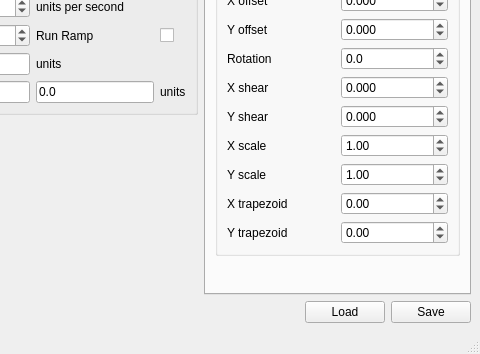
This is src/calibrate/ui_mainwindow.ui in PeachyPrinter/peachytoolchain as Qt 5 draws it before an edit; both pictures show x 182 to 662 and y 369 to 723 of the 662 by 723 pixel window. The edited form follows.
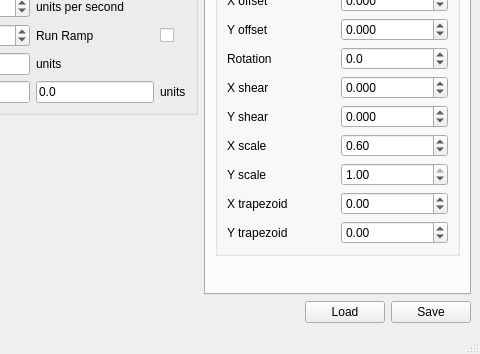
This is the edited form.

```diff
--- a/src/calibrate/ui_mainwindow.ui
+++ b/src/calibrate/ui_mainwindow.ui
@@ -622,13 +622,13 @@
                   <double>0.010000000000000</double>
                  </property>
                  <property name="maximum">
-                  <double>100.000000000000000</double>
+                  <double>1.000000000000000</double>
                  </property>
                  <property name="singleStep">
                   <double>0.010000000000000</double>
                  </property>
                  <property name="value">
-                  <double>1.000000000000000</double>
+                  <double>0.600000000000000</double>
                  </property>
                 </widget>
                </item>
@@ -645,7 +645,7 @@
                   <double>0.010000000000000</double>
                  </property>
                  <property name="maximum">
-                  <double>100.000000000000000</double>
+                  <double>1.000000000000000</double>
                  </property>
                  <property name="singleStep">
                   <double>0.010000000000000</double>
```
